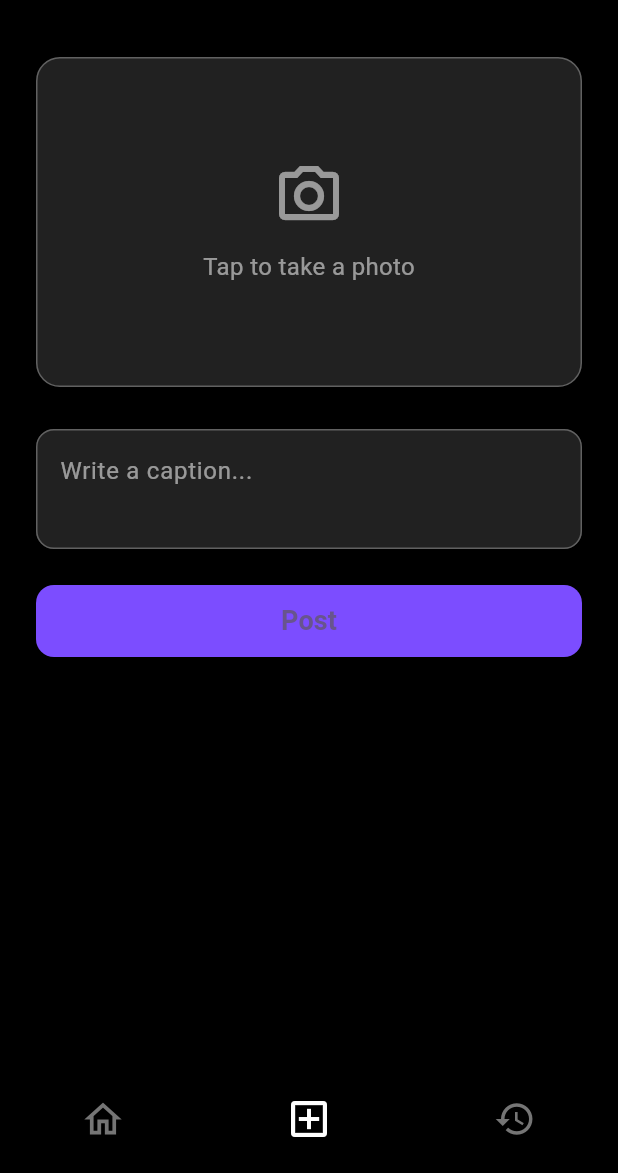
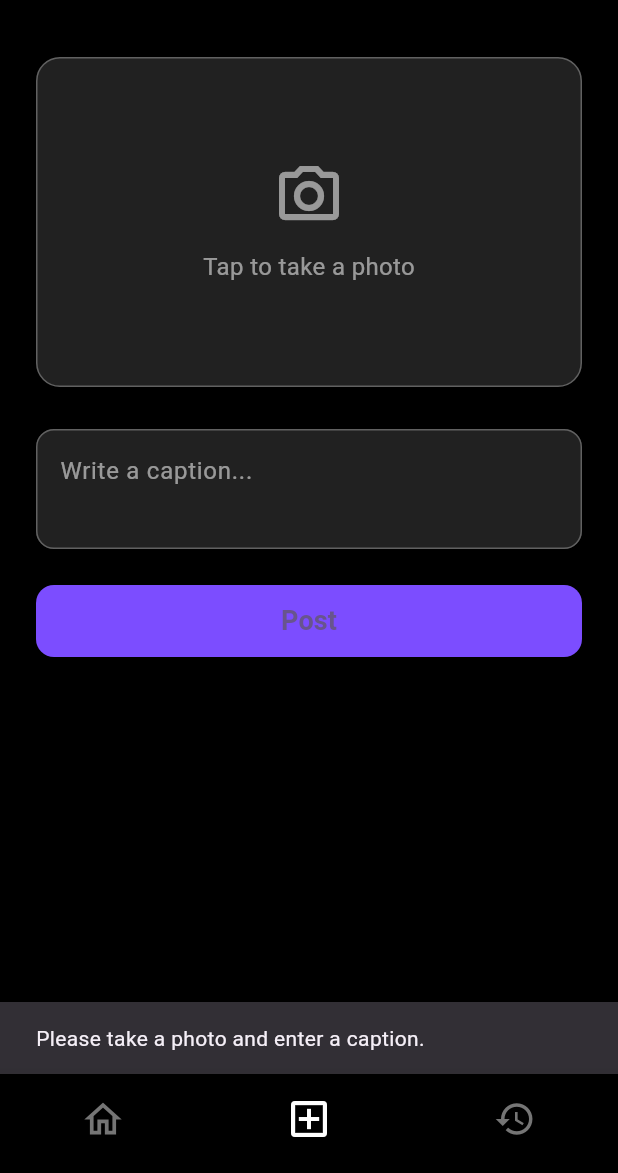
Before and after one commit to Fascial/CivicFix-App, a Flutter app: the screen it shows after launch, item 2 of the bottom bar chosen, after a tap on "Post", on a phone screen of 412 x 824 dp, the part 63-1236 px from its top. Run offline on Flutter 3.47's test engine with Material 3 defaults, Android fonts, the phone set to English and light mode, and no system bars; our stand-ins replace cloud_firestore, firebase_core, firebase_storage, image_picker, location; accounts and stored records are empty.

Commit message:
Completed roughly the add issue page and connected the app with firebase

```diff
--- a/civicfix/lib/main.dart
+++ b/civicfix/lib/main.dart
@@ -1,9 +1,15 @@
 import 'package:flutter/material.dart';
+import 'package:firebase_core/firebase_core.dart';
+import 'firebase_options.dart';
 import 'pages/home_page.dart';
 import 'pages/add_post_page.dart';
 import 'pages/issues_page.dart';
 
-void main() {
+void main() async {
+  WidgetsFlutterBinding.ensureInitialized();
+  await Firebase.initializeApp(
+    options: DefaultFirebaseOptions.currentPlatform,
+  );
   runApp(const MyApp());
 }
 
--- a/civicfix/lib/pages/add_post_page.dart
+++ b/civicfix/lib/pages/add_post_page.dart
@@ -1,6 +1,10 @@
 import 'package:flutter/material.dart';
+
 import 'package:image_picker/image_picker.dart';
 import 'dart:io';
+import 'package:firebase_storage/firebase_storage.dart';
+import 'package:cloud_firestore/cloud_firestore.dart';
+import 'package:location/location.dart';
 
 class AddPostPage extends StatefulWidget {
   const AddPostPage({super.key});
@@ -9,16 +13,100 @@ class AddPostPage extends StatefulWidget {
   State<AddPostPage> createState() => _AddPostPageState();
 }
 
+
 class _AddPostPageState extends State<AddPostPage> {
   File? _imageFile;
   final TextEditingController _captionController = TextEditingController();
   final ImagePicker _picker = ImagePicker();
+  bool _isLoading = false;
 
   Future<void> _pickImage() async {
     final XFile? pickedFile = await _picker.pickImage(source: ImageSource.camera);
     if (pickedFile != null) {
       setState(() {
         _imageFile = File(pickedFile.path);
+      });
+    }
+  }
+
+  Future<void> _postIssue() async {
+    if (_imageFile == null || _captionController.text.trim().isEmpty) {
+      ScaffoldMessenger.of(context).showSnackBar(
+        const SnackBar(content: Text('Please take a photo and enter a caption.')),
+      );
+      return;
+    }
+    setState(() {
+      _isLoading = true;
+    });
+    try {
+      // 1. Upload image to Firebase Storage
+      String fileName = 'issues/${DateTime.now().millisecondsSinceEpoch}_${_imageFile!.path.split('/').last}';
+      Reference ref = FirebaseStorage.instance.ref().child(fileName);
+      print('Uploading to: ' + fileName);
+      UploadTask uploadTask = ref.putFile(_imageFile!);
+      TaskSnapshot snapshot;
+      try {
+        snapshot = await uploadTask;
+        print('Upload complete.');
+      } catch (e) {
+        print('Upload failed: $e');
+        throw Exception('Image upload failed: $e');
+      }
+      if (snapshot.state != TaskState.success) {
+        print('Upload not successful. State: \\${snapshot.state}');
+        throw Exception('Image upload was not successful.');
+      }
+      String imageUrl;
+      try {
+        imageUrl = await snapshot.ref.getDownloadURL();
+        print('Download URL: ' + imageUrl);
+      } catch (e) {
+        print('Failed to get download URL: $e');
+        throw Exception('Failed to get download URL: $e');
+      }
+
+      // 2. Get device location
+      Location location = Location();
+      bool _serviceEnabled = await location.serviceEnabled();
+      if (!_serviceEnabled) {
+        _serviceEnabled = await location.requestService();
+        if (!_serviceEnabled) throw Exception('Location service not enabled');
+      }
+      PermissionStatus _permissionGranted = await location.hasPermission();
+      if (_permissionGranted == PermissionStatus.denied) {
+        _permissionGranted = await location.requestPermission();
+        if (_permissionGranted != PermissionStatus.granted) throw Exception('Location permission denied');
+      }
+      LocationData locationData = await location.getLocation();
+
+      // 3. Add to Firestore
+      await FirebaseFirestore.instance.collection('issues').add({
+        'caption': _captionController.text.trim(),
+        'imageUrl': imageUrl,
+        'createdAt': FieldValue.serverTimestamp(),
+        'location': {
+          'lat': locationData.latitude,
+          'long': locationData.longitude,
+        },
+      });
+
+      ScaffoldMessenger.of(context).showSnackBar(
+        const SnackBar(content: Text('Issue posted successfully!')),
+      );
+      setState(() {
+        _imageFile = null;
+        _captionController.clear();
+      });
+    } catch (e, stack) {
+      print('Error in _postIssue: $e');
+      print(stack);
+      ScaffoldMessenger.of(context).showSnackBar(
+        SnackBar(content: Text('Failed to post: $e')),
+      );
+    } finally {
+      setState(() {
+        _isLoading = false;
       });
     }
   }
@@ -83,7 +171,12 @@ class _AddPostPageState extends State<AddPostPage> {
             ),
           ),
           const SizedBox(height: 24),
-          ElevatedButton(
+          _isLoading
+              ? const Padding(
+                  padding: EdgeInsets.symmetric(vertical: 16),
+                  child: CircularProgressIndicator(),
+                )
+              : ElevatedButton(
                   style: ElevatedButton.styleFrom(
                     backgroundColor: Colors.deepPurpleAccent,
                     minimumSize: const Size(double.infinity, 48),
@@ -91,10 +184,7 @@ class _AddPostPageState extends State<AddPostPage> {
                       borderRadius: BorderRadius.circular(12),
                     ),
                   ),
-            onPressed: () {
-              // Handle post submission
-              // You can access _image and _captionController.text here
-            },
+                  onPressed: _postIssue,
                   child: const Text(
                     'Post',
                     style: TextStyle(fontSize: 18, fontWeight: FontWeight.bold),
--- a/civicfix/pubspec.yaml
+++ b/civicfix/pubspec.yaml
@@ -35,6 +35,10 @@ dependencies:
   # Use with the CupertinoIcons class for iOS style icons.
   cupertino_icons: ^1.0.8
   image_picker: ^1.1.2
+  firebase_core: ^3.15.2
+  cloud_firestore: ^5.6.12
+  firebase_storage: ^12.4.10
+  location: ^6.0.2
 
 dev_dependencies:
   flutter_test:
```
Also changed, not shown: civicfix/lib/main_firebase.dart (added, +27 -0 lines), civicfix/firebase.json (added), civicfix/lib/firebase_options.dart (added), civicfix/pubspec.lock, 6 other files. Lines whose indentation alone changed are shown as unchanged.
